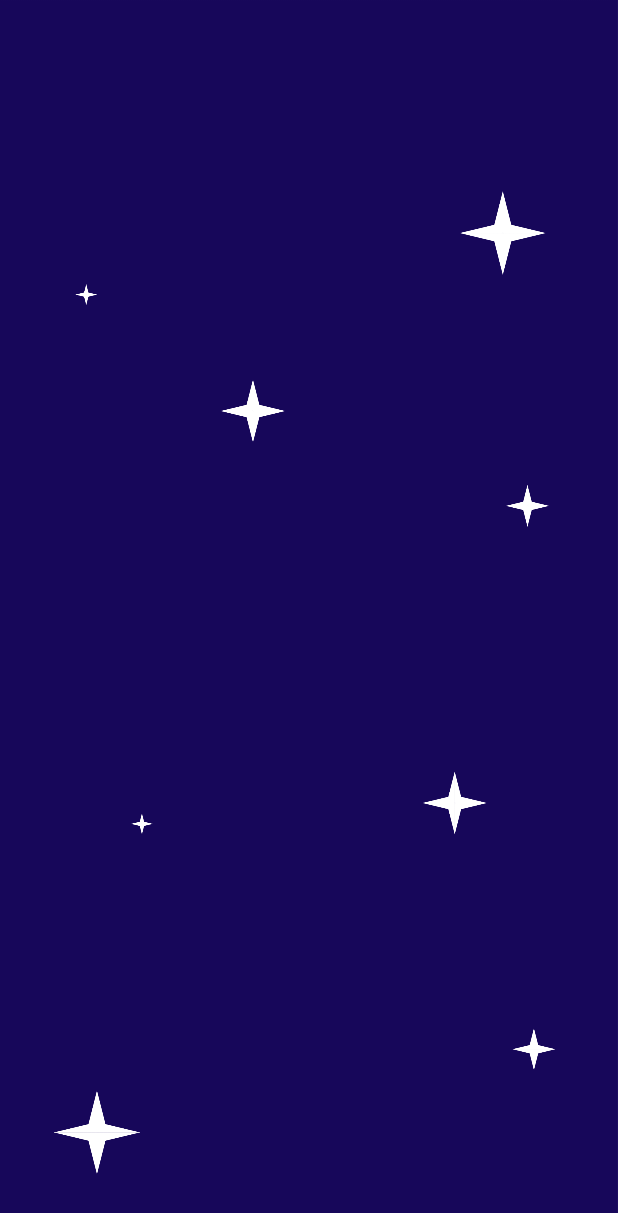
After one commit to Chris-UMD/CMSC436-group16, an Android app: the layout play.xml on its own in the app's theme, with its tools: preview values and no code run, on a phone screen of 412 x 824 dp. The commit adds this screen. Shown: the top 1213 px of the screen. Run offline under Robolectric (Android 15) with nearby library versions, the phone set to English and light mode, and no system bars.

Commit message:
imported fonts, created and setup layouts for play and stats activities

```diff
--- a/Apollo/app/src/main/java/com/example/apollo/Menu.kt
+++ b/Apollo/app/src/main/java/com/example/apollo/Menu.kt
@@ -1,8 +1,10 @@
 package com.example.apollo
 
+import android.content.Intent
 import androidx.appcompat.app.AppCompatActivity
 import android.os.Bundle
 import android.view.View
+import androidx.core.content.res.ResourcesCompat
 
 class Menu : AppCompatActivity() {
     override fun onCreate(savedInstanceState: Bundle?) {
@@ -12,11 +14,11 @@ class Menu : AppCompatActivity() {
 
     // launch Stats Activity
     fun onClickStats(v: View) {
-
+        startActivity(Intent(this, Play::class.java))
     }
 
     // launch Play Activity
     fun onClickPlay(v: View) {
-
+        startActivity(Intent(this, Stats::class.java))
     }
 }
--- a/Apollo/app/src/main/java/com/example/apollo/Play.kt
+++ b/Apollo/app/src/main/java/com/example/apollo/Play.kt
@@ -6,8 +6,10 @@ import androidx.appcompat.app.AppCompatActivity
 class Play : AppCompatActivity() {
     override fun onCreate(savedInstanceState: Bundle?) {
         super.onCreate(savedInstanceState)
-        setContentView(R.layout.main_menu) // UPDATE CONTENT VIEW
+        setContentView(R.layout.play) // UPDATE CONTENT VIEW
     }
+
+    // custom font: artographie_light (does not contain numbers, use Arial for numbers)
 
     // Hexcodes for Go and No-Go backgrounds:
     // WAIT: #17075A
--- a/Apollo/app/src/main/java/com/example/apollo/Stats.kt
+++ b/Apollo/app/src/main/java/com/example/apollo/Stats.kt
@@ -6,8 +6,10 @@ import androidx.appcompat.app.AppCompatActivity
 class Stats : AppCompatActivity() {
     override fun onCreate(savedInstanceState: Bundle?) {
         super.onCreate(savedInstanceState)
-        setContentView(R.layout.main_menu) // UPDATE CONTENT VIEW
+        setContentView(R.layout.stats) // UPDATE CONTENT VIEW
     }
+
+    // custom font: artographie_light (does not contain numbers, use Arial for numbers)
 
     // Stats to display:
     // - avg GO response speed
--- a/Apollo/app/src/main/res/layout/main_menu.xml
+++ b/Apollo/app/src/main/res/layout/main_menu.xml
@@ -5,7 +5,8 @@
     android:layout_width="match_parent"
     android:layout_height="match_parent"
     android:background="@drawable/background"
-    tools:context=".Menu">
+    tools:context=".Menu"
+>
 
     <!-- STATS BUTTON -->
     <ImageButton
@@ -42,7 +43,7 @@
         android:layout_marginStart="116dp"
         android:layout_marginBottom="304dp"
         android:background="#00FFFFFF"
-        android:onClick="onClickStats"
+        android:onClick="onClickPlay"
         android:scaleType="fitCenter"
         android:src="@drawable/play"
         app:layout_constraintBottom_toBottomOf="parent"
--- /dev/null
+++ b/Apollo/app/src/main/res/layout/play.xml
@@ -0,0 +1,9 @@
+<?xml version="1.0" encoding="utf-8"?>
+<androidx.constraintlayout.widget.ConstraintLayout
+    xmlns:android="http://schemas.android.com/apk/res/android"
+    android:layout_width="match_parent"
+    android:layout_height="match_parent"
+    android:background="@drawable/background"
+>
+
+</androidx.constraintlayout.widget.ConstraintLayout>
```
Also changed, not shown: Apollo/app/src/main/res/layout/stats.xml (added, +9 -0 lines), Apollo/app/src/main/res/font/artographie_light.ttf (added).
